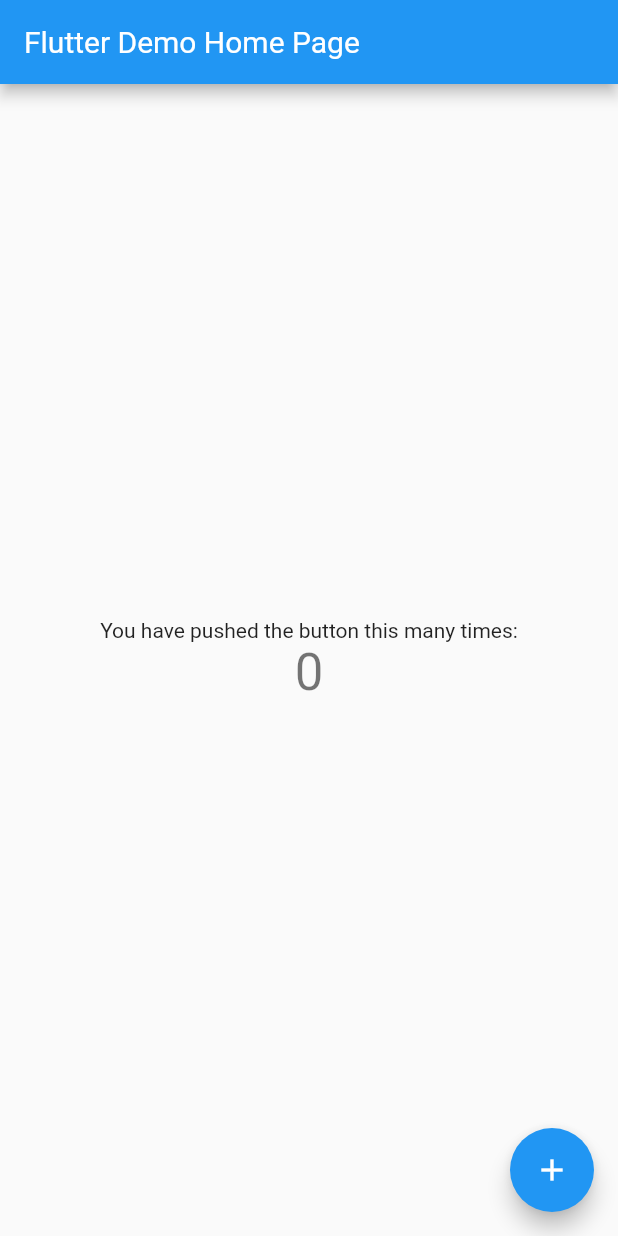
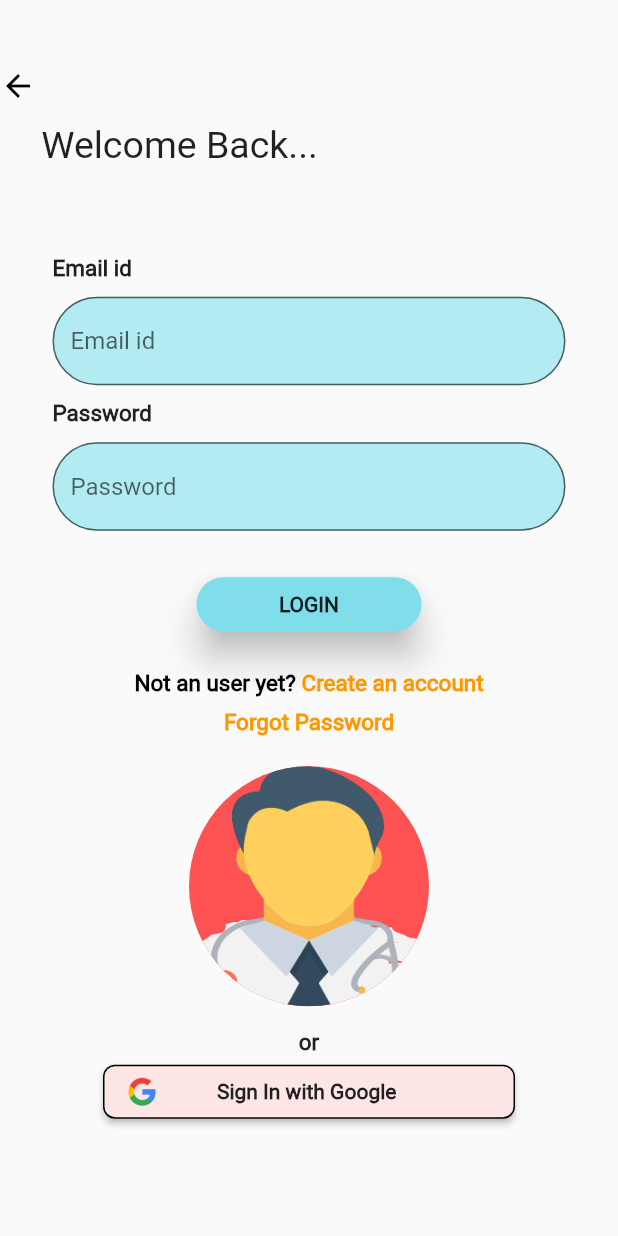
Before and after one commit to sanscript-tech/medical-emergency-flutter-node, a Flutter app: the screen it shows after launch, on a phone screen of 412 x 824 dp. Run offline on Flutter 3.47's test engine with Material 2 defaults, Android fonts, the phone set to English and light mode, and no system bars.

Commit message:
Login Page

```diff
--- a/frontend/lib/constants/color.dart
+++ b/frontend/lib/constants/color.dart
@@ -3,6 +3,6 @@ import 'package:flutter/material.dart';
 class AppTheme {
   AppTheme._();
 
-  static const Color orange = Color(0xFFA500);
-  static const Color blue = Color(0x0000FF);
+  static const Color orange = Color(0xFFFFA500);
+  static const Color blue = Color(0xFF0000FF);
 }
--- a/frontend/lib/main.dart
+++ b/frontend/lib/main.dart
@@ -1,4 +1,5 @@
 import 'package:flutter/material.dart';
+import 'package:frontend/pages/login_page.dart';
 
 void main() {
   runApp(MyApp());
@@ -10,104 +11,8 @@ class MyApp extends StatelessWidget {
   Widget build(BuildContext context) {
     return MaterialApp(
       title: 'Flutter Demo',
-      theme: ThemeData(
-        // This is the theme of your application.
-        //
-        // Try running your application with "flutter run". You'll see the
-        // application has a blue toolbar. Then, without quitting the app, try
-        // changing the primarySwatch below to Colors.green and then invoke
-        // "hot reload" (press "r" in the console where you ran "flutter run",
-        // or simply save your changes to "hot reload" in a Flutter IDE).
-        // Notice that the counter didn't reset back to zero; the application
-        // is not restarted.
-        primarySwatch: Colors.blue,
-      ),
-      home: MyHomePage(title: 'Flutter Demo Home Page'),
+      home: LoginPage(),
+      debugShowCheckedModeBanner: false,
     );
   }
 }
-
-class MyHomePage extends StatefulWidget {
-  MyHomePage({Key key, this.title}) : super(key: key);
-
-  // This widget is the home page of your application. It is stateful, meaning
-  // that it has a State object (defined below) that contains fields that affect
-  // how it looks.
-
-  // This class is the configuration for the state. It holds the values (in this
-  // case the title) provided by the parent (in this case the App widget) and
-  // used by the build method of the State. Fields in a Widget subclass are
-  // always marked "final".
-
-  final String title;
-
-  @override
-  _MyHomePageState createState() => _MyHomePageState();
-}
-
-class _MyHomePageState extends State<MyHomePage> {
-  int _counter = 0;
-
-  void _incrementCounter() {
-    setState(() {
-      // This call to setState tells the Flutter framework that something has
-      // changed in this State, which causes it to rerun the build method below
-      // so that the display can reflect the updated values. If we changed
-      // _counter without calling setState(), then the build method would not be
-      // called again, and so nothing would appear to happen.
-      _counter++;
-    });
-  }
-
-  @override
-  Widget build(BuildContext context) {
-    // This method is rerun every time setState is called, for instance as done
-    // by the _incrementCounter method above.
-    //
-    // The Flutter framework has been optimized to make rerunning build methods
-    // fast, so that you can just rebuild anything that needs updating rather
-    // than having to individually change instances of widgets.
-    return Scaffold(
-      appBar: AppBar(
-        // Here we take the value from the MyHomePage object that was created by
-        // the App.build method, and use it to set our appbar title.
-        title: Text(widget.title),
-      ),
-      body: Center(
-        // Center is a layout widget. It takes a single child and positions it
-        // in the middle of the parent.
-        child: Column(
-          // Column is also a layout widget. It takes a list of children and
-          // arranges them vertically. By default, it sizes itself to fit its
-          // children horizontally, and tries to be as tall as its parent.
-          //
-          // Invoke "debug painting" (press "p" in the console, choose the
-          // "Toggle Debug Paint" action from the Flutter Inspector in Android
-          // Studio, or the "Toggle Debug Paint" command in Visual Studio Code)
-          // to see the wireframe for each widget.
-          //
-          // Column has various properties to control how it sizes itself and
-          // how it positions its children. Here we use mainAxisAlignment to
-          // center the children vertically; the main axis here is the vertical
-          // axis because Columns are vertical (the cross axis would be
-          // horizontal).
-          mainAxisAlignment: MainAxisAlignment.center,
-          children: <Widget>[
-            Text(
-              'You have pushed the button this many times:',
-            ),
-            Text(
-              '$_counter',
-              style: Theme.of(context).textTheme.headline4,
-            ),
-          ],
-        ),
-      ),
-      floatingActionButton: FloatingActionButton(
-        onPressed: _incrementCounter,
-        tooltip: 'Increment',
-        child: Icon(Icons.add),
-      ), // This trailing comma makes auto-formatting nicer for build methods.
-    );
-  }
-}
--- /dev/null
+++ b/frontend/lib/pages/login_page.dart
@@ -0,0 +1,183 @@
+import 'package:flutter/gestures.dart';
+import 'package:flutter/material.dart';
+
+class LoginPage extends StatelessWidget {
+  @override
+  Widget build(BuildContext context) {
+    double device_height = MediaQuery.of(context).size.height;
+    double device_width = MediaQuery.of(context).size.width;
+
+    Widget _entryField(String title, {bool isPassword = false}) {
+      return Container(
+        margin: EdgeInsets.symmetric(vertical: 5, horizontal: 15),
+        child: Column(
+          crossAxisAlignment: CrossAxisAlignment.start,
+          children: [
+            Text(
+              title,
+              style: TextStyle(
+                  fontFamily: "Roboto",
+                  fontSize: 15,
+                  fontWeight: FontWeight.bold),
+            ),
+            SizedBox(height: 10),
+            TextField(
+              obscureText: isPassword,
+              decoration: InputDecoration(
+                  border: OutlineInputBorder(
+                      borderSide: BorderSide(style: BorderStyle.solid),
+                      borderRadius: BorderRadius.all(Radius.circular(30.0))),
+                  fillColor: Colors.cyan.shade100,
+                  filled: true,
+                  hintText: title),
+            )
+          ],
+        ),
+      );
+    }
+
+    Widget _backButton() {
+      return InkWell(
+        onTap: () => print("Back Button pressed"),
+        child: Container(
+            padding: EdgeInsets.only(left: 0, top: 5, bottom: 10),
+            child: Icon(
+              Icons.arrow_back,
+              color: Colors.black,
+            )),
+      );
+    }
+
+    Widget _loginButton() {
+      return SizedBox(
+        width: 150.0,
+        child: RaisedButton(
+            onPressed: () => print("Login Button pressed"),
+            color: Colors.cyan.shade200,
+            elevation: 10.0,
+            shape: RoundedRectangleBorder(
+                borderRadius: BorderRadius.circular(30.0)),
+            child: Text(
+              "LOGIN",
+              style:
+                  TextStyle(fontFamily: "Roboto", fontWeight: FontWeight.bold),
+            )),
+      );
+    }
+
+    Widget _avatar() {
+      return CircleAvatar(
+        backgroundColor: Colors.redAccent,
+        backgroundImage: AssetImage('assets/images/doctor.png'),
+        radius: 80.0,
+      );
+    }
+
+    Widget _googleSignInButton() {
+      return SizedBox(
+        width: device_width / 1.5,
+        child: RaisedButton(
+          shape: RoundedRectangleBorder(
+              borderRadius: BorderRadius.circular(8.0),
+              side: BorderSide(color: Colors.black)),
+          color: Color(0xFFFFE6E6),
+          onPressed: () => print("Google Sign In"),
+          child: Row(
+            children: [
+              Image.asset(
+                'assets/images/google.png',
+                height: 20.0,
+                width: 20.0,
+              ),
+              SizedBox(
+                width: 40,
+              ),
+              Text(
+                "Sign In with Google",
+                style: TextStyle(fontWeight: FontWeight.bold),
+              )
+            ],
+          ),
+        ),
+      );
+    }
+
+    Widget _emailPasswordWidget() {
+      return Column(
+        children: <Widget>[
+          _entryField("Email id"),
+          _entryField("Password", isPassword: true),
+        ],
+      );
+    }
+
+    return Scaffold(
+      body: Container(
+        height: device_height,
+        child: Stack(children: [
+          Positioned(
+            top: device_height / 10,
+            left: device_width / 15,
+            child: Text(
+              "Welcome Back...",
+              style: TextStyle(fontSize: 25.0),
+            ),
+          ),
+          Container(
+            padding: EdgeInsets.symmetric(horizontal: 20),
+            child: SingleChildScrollView(
+              child: Column(
+                crossAxisAlignment: CrossAxisAlignment.center,
+                mainAxisAlignment: MainAxisAlignment.center,
+                children: [
+                  SizedBox(height: device_height * .2),
+                  _emailPasswordWidget(),
+                  SizedBox(height: 20),
+                  _loginButton(),
+                  SizedBox(height: 20),
+                  RichText(
+                    text: TextSpan(
+                        text: "Not an user yet?",
+                        style: TextStyle(
+                            fontFamily: "Roboto",
+                            color: Colors.black,
+                            fontWeight: FontWeight.bold,
+                            fontSize: 15),
+                        children: <TextSpan>[
+                          TextSpan(
+                              text: " Create an account",
+                              style: TextStyle(
+                                  color: Colors.orange, fontFamily: "Roboto"),
+                              recognizer: TapGestureRecognizer()
+                                ..onTap = () => print("Create an account"))
+                        ]),
+                  ),
+                  SizedBox(height: 8),
+                  RichText(
+                      text: TextSpan(
+                          text: "Forgot Password",
+                          style: TextStyle(
+                              color: Colors.orange,
+                              fontSize: 15.0,
+                              fontWeight: FontWeight.bold),
+                          recognizer: TapGestureRecognizer()
+                            ..onTap = () => print("Forgot Password"))),
+                  SizedBox(height: 20),
+                  _avatar(),
+                  SizedBox(height: 15),
+                  Text(
+                    "or",
+                    style:
+                        TextStyle(fontWeight: FontWeight.bold, fontSize: 15.0),
+                  ),
+                  _googleSignInButton()
+                ],
+              ),
+            ),
+          ),
+          Positioned(top: 40, left: 0, child: _backButton()),
+        ]),
+      ),
+    );
+  }
+}
--- a/frontend/pubspec.yaml
+++ b/frontend/pubspec.yaml
@@ -47,6 +47,7 @@ flutter:
   # To add assets to your application, add an assets section, like this:
   assets:
      - assets/images/doctor.png
+     - assets/images/google.png
   #   - images/a_dot_ham.jpeg
 
   # An image asset can refer to one or more resolution-specific "variants", see
```
Also changed, not shown: frontend/assets/images/doctor.png, frontend/assets/images/google.png (added), 1 other file.
